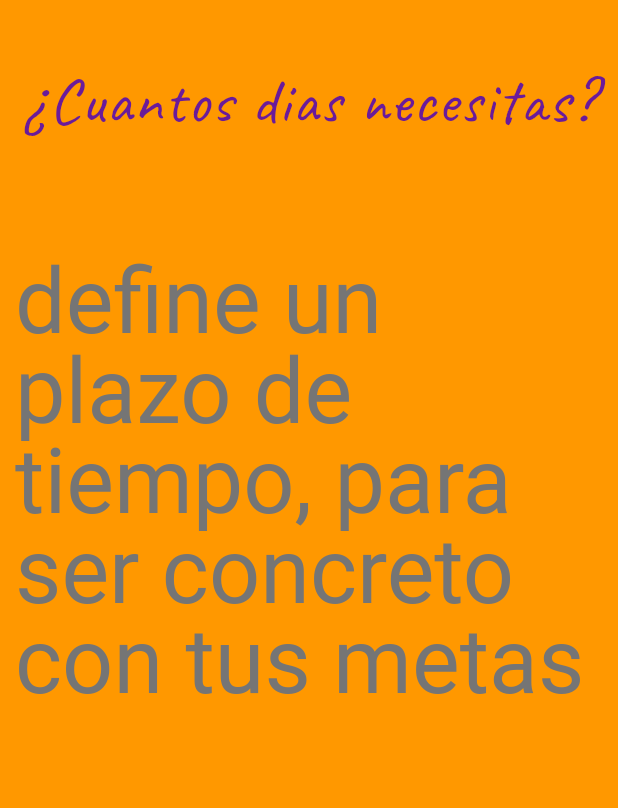
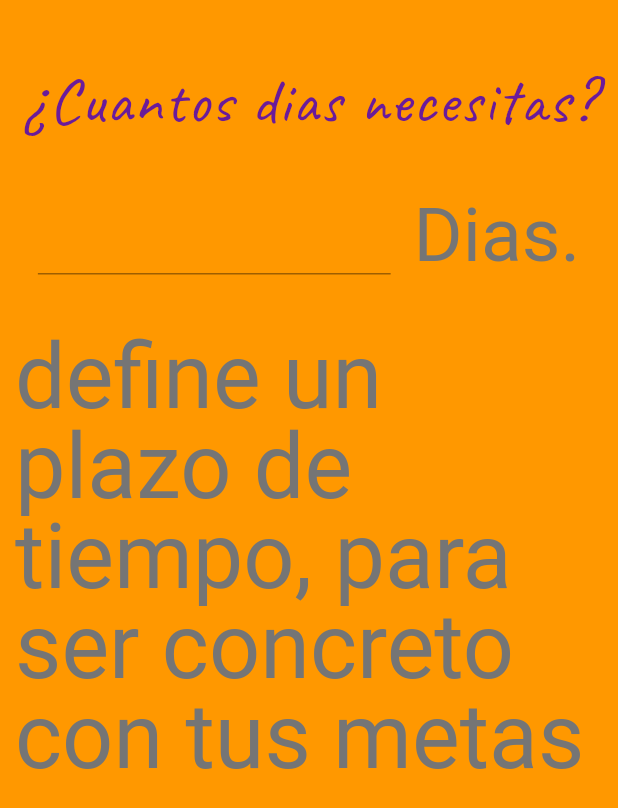
Before and after one commit to gpjrr/Agenda-App, a Flutter app: the EditorMetas screen opened by its route, swiped to page 2, on a phone screen of 412 x 824 dp. Shown: the top 808 px of the screen. Run offline on Flutter 3.47's test engine with Material 2 defaults, Android fonts, the phone set to English and light mode, and no system bars; our stand-ins replace circular_countdown_timer, flutter_spinkit, weekday_selector; missing offline and left inert: dart:ffi; Roboto replaces fonts that are missing (EastSeaDokdo-Regular).

Commit message:
row txtfield solved

```diff
--- a/lib/EditorMetas.dart
+++ b/lib/EditorMetas.dart
@@ -132,25 +132,35 @@ class _EditorMetasState extends State<EditorMetas> {
                           ),
                         ),
                         SizedBox(height: 40,width: 40,),
-/*
+
                         Row(
                           ///crossAxisAlignment: CrossAxisAlignment.stretch,
                           mainAxisAlignment: MainAxisAlignment.spaceEvenly,
                           children: [
-                            TextField(
+                            Flexible(
+                              flex: 6,
+                              child: TextField(
+                                onChanged: (String text){
+                                  logro.Days=int.parse( text );
+                                  print(' ${logro.Days} ');
+                                },
                                   textInputAction: TextInputAction.done,
                                   maxLines: 1,
                                   keyboardType: TextInputType.number,
                                   decoration: InputDecoration(
                                     //border:  OutlineInputBorder(),
-                                  labelText: "Nombre",
+                                      //labelText: "Nombre",
                                       ///prefixIcon: Icon( Icons.title ),
                                       //hintText: "Nombre de Tarea",
                                       filled: false,
                                       fillColor: Colors.white
                                   ),
                                 ),
-                            Text(
+                            ),
+
+                            Flexible(
+                              flex: 4,
+                              child: Text(
                                 'Dias.',
                                 style: TextStyle(
                                   fontSize: 50,
@@ -161,9 +171,10 @@ class _EditorMetasState extends State<EditorMetas> {
                                   //fontFamily: 'Peddana-Regular',
                                 ),
                               ),
+                            ),
                           ],
                         ),
-*/
+
                         SizedBox(height: 40,width: 40,),
                         Text(
                           'define un plazo de tiempo, para ser concreto con tus metas',
```
Lines whose indentation alone changed are shown as unchanged.
